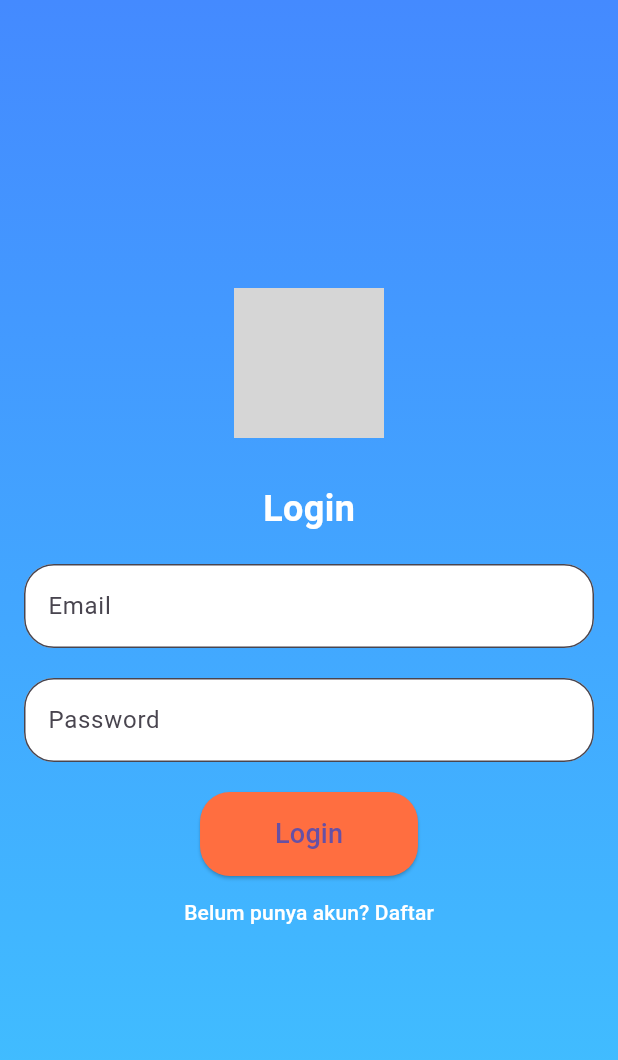
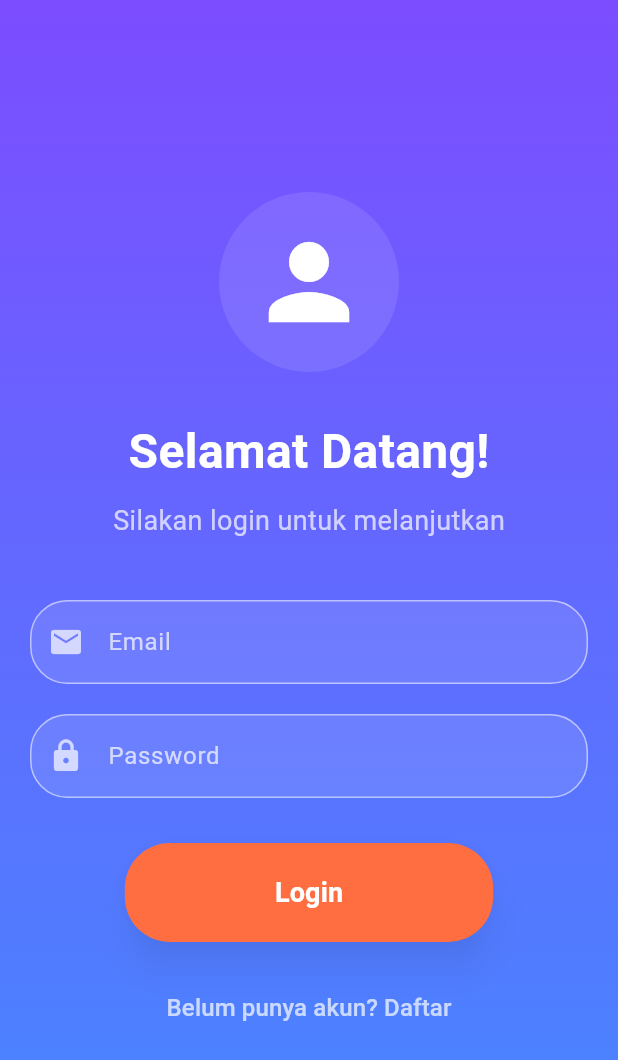
Before and after one commit to syafiq7974/UTS_Mata-kuliah_pemrograman-perangkat-bergerak, a Flutter app: the screen it shows after launch, on a phone screen of 412 x 824 dp. Shown: the top 1060 px of the screen. Run offline on Flutter 3.47's test engine with Material 3 defaults, Android fonts, the phone set to English and light mode, and no system bars; grey boxes are pictures that could not be loaded.

Commit message:
first commit

```diff
--- a/lib/login_page.dart
+++ b/lib/login_page.dart
@@ -6,82 +6,133 @@ class LoginPage extends StatelessWidget {
       body: Container(
         decoration: BoxDecoration(
           gradient: LinearGradient(
-            colors: [Colors.blueAccent, Colors.lightBlueAccent],
+            colors: [Colors.deepPurpleAccent, Colors.blueAccent],
             begin: Alignment.topCenter,
             end: Alignment.bottomCenter,
           ),
         ),
+        child: Center(
+          child: SingleChildScrollView(
             child: Padding(
-          padding: const EdgeInsets.all(16.0),
+              padding: const EdgeInsets.all(20.0),
               child: Column(
                 mainAxisAlignment: MainAxisAlignment.center,
                 children: [
+                  // Avatar icon
                   CircleAvatar(
-                radius: 50,
-                backgroundImage: AssetImage('assets/profile_icon.png'),
+                    radius: 60,
+                    backgroundColor: Colors.white.withOpacity(0.1),
+                    child: Icon(
+                      Icons.person,
+                      size: 80,
+                      color: Colors.white,
+                    ),
                   ),
                   SizedBox(height: 30),
+
+                  // Title text
                   Text(
-                'Login',
+                    'Selamat Datang!',
                     style: TextStyle(
-                  fontSize: 24,
+                      fontSize: 32,
                       fontWeight: FontWeight.bold,
                       color: Colors.white,
                     ),
                   ),
-              SizedBox(height: 20),
+                  SizedBox(height: 10),
+                  Text(
+                    'Silakan login untuk melanjutkan',
+                    style: TextStyle(
+                      fontSize: 18,
+                      color: Colors.white70,
+                    ),
+                  ),
+                  SizedBox(height: 40),
+
+                  // Email input
                   TextField(
+                    style: TextStyle(color: Colors.white),
                     decoration: InputDecoration(
                       labelText: 'Email',
+                      labelStyle: TextStyle(color: Colors.white70),
+                      prefixIcon: Icon(Icons.email, color: Colors.white70),
                       border: OutlineInputBorder(
-                    borderRadius: BorderRadius.circular(20),
+                        borderRadius: BorderRadius.circular(25),
+                        borderSide: BorderSide(color: Colors.white70),
+                      ),
+                      enabledBorder: OutlineInputBorder(
+                        borderRadius: BorderRadius.circular(25),
+                        borderSide: BorderSide(color: Colors.white54),
                       ),
                       filled: true,
-                  fillColor: Colors.white,
+                      fillColor: Colors.white.withOpacity(0.1),
                     ),
                   ),
                   SizedBox(height: 20),
+
+                  // Password input
                   TextField(
+                    obscureText: true,
+                    style: TextStyle(color: Colors.white),
                     decoration: InputDecoration(
                       labelText: 'Password',
+                      labelStyle: TextStyle(color: Colors.white70),
+                      prefixIcon: Icon(Icons.lock, color: Colors.white70),
                       border: OutlineInputBorder(
-                    borderRadius: BorderRadius.circular(20),
+                        borderRadius: BorderRadius.circular(25),
+                        borderSide: BorderSide(color: Colors.white70),
+                      ),
+                      enabledBorder: OutlineInputBorder(
+                        borderRadius: BorderRadius.circular(25),
+                        borderSide: BorderSide(color: Colors.white54),
                       ),
                       filled: true,
-                  fillColor: Colors.white,
+                      fillColor: Colors.white.withOpacity(0.1),
                     ),
-                obscureText: true,
                   ),
-              SizedBox(height: 20),
+                  SizedBox(height: 30),
+
+                  // Login Button
                   ElevatedButton(
                     onPressed: () {
                       Navigator.pushNamed(context, '/profile');
                     },
                     style: ElevatedButton.styleFrom(
+                      padding:
+                          EdgeInsets.symmetric(horizontal: 100, vertical: 20),
+                      shape: RoundedRectangleBorder(
+                        borderRadius: BorderRadius.circular(30),
+                      ),
+                      elevation: 10,
+                      shadowColor: Colors.black.withOpacity(0.3),
                       backgroundColor: Colors.deepOrangeAccent,
-                  shape: RoundedRectangleBorder(
-                    borderRadius: BorderRadius.circular(20),
-                  ),
-                  padding: EdgeInsets.symmetric(horizontal: 50, vertical: 15),
                     ),
                     child: Text(
                       'Login',
-                  style: TextStyle(fontSize: 18),
+                      style: TextStyle(
+                          fontSize: 18,
+                          fontWeight: FontWeight.bold,
+                          color: Colors.white),
                     ),
                   ),
+                  SizedBox(height: 20),
+
+                  // Register text button
                   TextButton(
                     onPressed: () {
                       Navigator.pushNamed(context, '/register');
                     },
                     child: Text(
                       'Belum punya akun? Daftar',
-                  style: TextStyle(color: Colors.white),
+                      style: TextStyle(color: Colors.white70, fontSize: 16),
                     ),
                   ),
                 ],
               ),
             ),
           ),
+        ),
+      ),
     );
   }
 }
```
Lines whose indentation alone changed are shown as unchanged.
